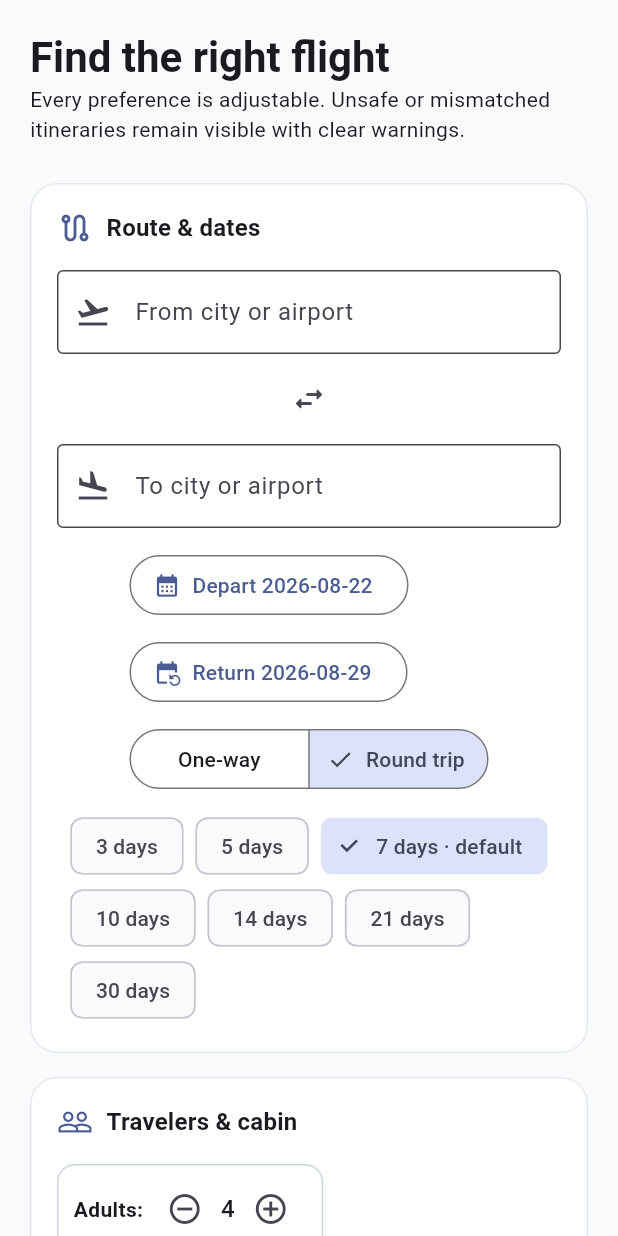
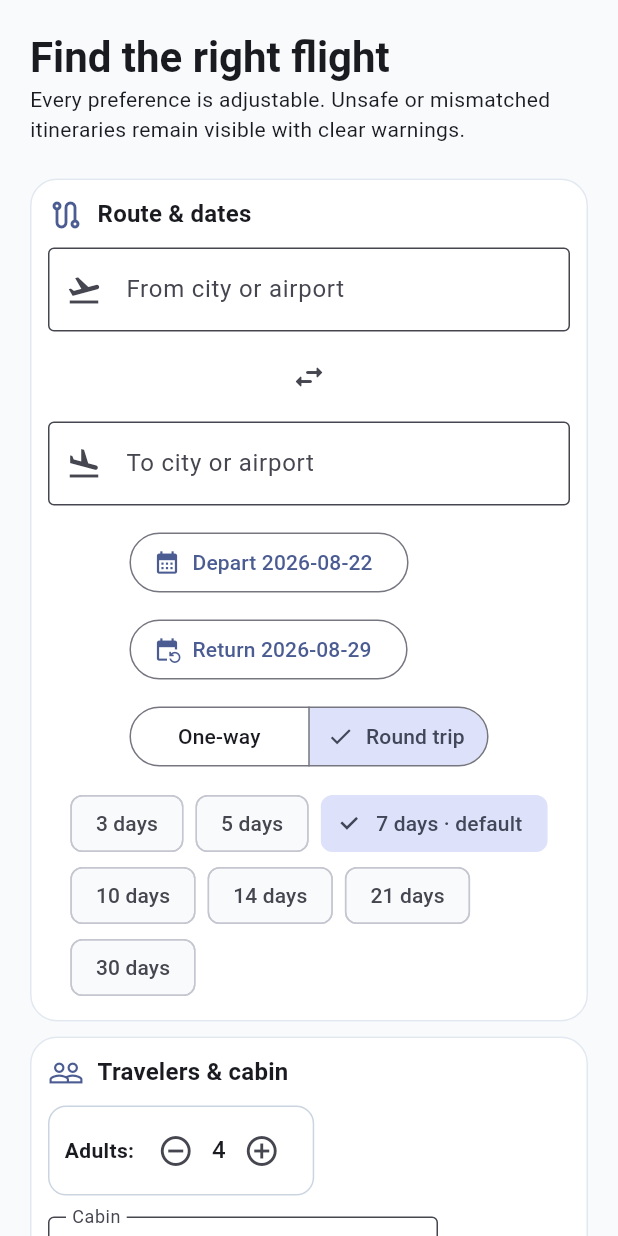
Before and after one commit to dhavalmajmundar/Flight-booking, a Flutter app: the SearchScreen widget shown alone on an empty page, opened directly with empty values, on a phone screen of 412 x 824 dp. Run offline on Flutter 3.47's test engine with Material 3 defaults, Android fonts, the phone set to English and light mode, and no system bars; our stand-ins replace flutter_secure_storage, shared_preferences; accounts and stored records are empty; network calls fail.

Commit message:
Compact desktop app layouts

```diff
--- a/client_app/lib/screens/search_screen.dart
+++ b/client_app/lib/screens/search_screen.dart
@@ -264,6 +264,8 @@ class _SearchScreenState extends State<SearchScreen> {
                 ],
               ),
             ),
+            _ResponsiveSectionGrid(
+              children: [
                 _Section(
                   title: 'Travelers & cabin',
                   icon: Icons.people_outline,
@@ -333,10 +335,11 @@ class _SearchScreenState extends State<SearchScreen> {
                               .toList(),
                         ),
                       const SizedBox(height: 14),
-                  SizedBox(
-                    width: 350,
+                      ConstrainedBox(
+                        constraints: const BoxConstraints(maxWidth: 350),
                         child: _dropdown('Nearby airports', nearby, const {
-                      'auto': 'Auto: domestic on, international off · default',
+                          'auto':
+                              'Auto: domestic on, international off · default',
                           'yes': 'Always include',
                           'no': 'Never include',
                         }, (v) => setState(() => nearby = v)),
@@ -370,7 +373,7 @@ class _SearchScreenState extends State<SearchScreen> {
                       ),
                       FilterChip(
                         label: const Text(
-                      'Smart checked bags: 0 domestic / 2 international',
+                          'Smart bags: 0 domestic / 2 international',
                         ),
                         selected: smartBaggage,
                         onSelected: (v) => setState(() => smartBaggage = v),
@@ -428,12 +431,17 @@ class _SearchScreenState extends State<SearchScreen> {
                     children: [
                       SizedBox(
                         width: 230,
-                    child: _dropdown('Sort priority', priority, const {
+                        child: _dropdown(
+                          'Sort priority',
+                          priority,
+                          const {
                             'cheapest': 'Cheapest',
                             'balanced': 'Balanced · default',
                             'fastest': 'Fastest',
                             'nonstop': 'Nonstop',
-                    }, (v) => setState(() => priority = v)),
+                          },
+                          (v) => setState(() => priority = v),
+                        ),
                       ),
                       SizedBox(
                         width: 230,
@@ -451,12 +459,17 @@ class _SearchScreenState extends State<SearchScreen> {
                       ),
                       SizedBox(
                         width: 210,
-                    child: _dropdown<int?>('Maximum stops', maxStops, const {
+                        child: _dropdown<int?>(
+                          'Maximum stops',
+                          maxStops,
+                          const {
                             null: 'Any · default',
                             0: 'Nonstop',
                             1: 'Maximum 1',
                             2: 'Maximum 2',
-                    }, (v) => setState(() => maxStops = v)),
+                          },
+                          (v) => setState(() => maxStops = v),
+                        ),
                       ),
                       SizedBox(
                         width: 220,
@@ -530,6 +543,8 @@ class _SearchScreenState extends State<SearchScreen> {
                       ),
                     ],
                   ),
+                ),
+              ],
             ),
             const SizedBox(height: 6),
             FilledButton.icon(
@@ -835,10 +850,17 @@ class _Section extends StatelessWidget {
   final IconData icon;
   final Widget child;
   @override
-  Widget build(BuildContext context) => Card(
-    margin: const EdgeInsets.symmetric(vertical: 8),
+  Widget build(BuildContext context) {
+    final heading = Text(
+      title,
+      style: Theme.of(
+        context,
+      ).textTheme.titleMedium?.copyWith(fontWeight: FontWeight.bold),
+    );
+    return Card(
+      margin: const EdgeInsets.symmetric(vertical: 5),
       child: Padding(
-      padding: const EdgeInsets.all(18),
+        padding: const EdgeInsets.all(12),
         child: Column(
           crossAxisAlignment: CrossAxisAlignment.start,
           children: [
@@ -846,19 +868,72 @@ class _Section extends StatelessWidget {
               children: [
                 Icon(icon, color: Theme.of(context).colorScheme.primary),
                 const SizedBox(width: 9),
-              Text(
-                title,
-                style: Theme.of(
-                  context,
-                ).textTheme.titleMedium?.copyWith(fontWeight: FontWeight.bold),
-              ),
+                Expanded(child: heading),
               ],
             ),
-          const SizedBox(height: 16),
+            const SizedBox(height: 10),
             child,
           ],
         ),
       ),
+    );
+  }
+}
+
+class _ResponsiveSectionGrid extends StatelessWidget {
+  const _ResponsiveSectionGrid({required this.children});
+
+  final List<Widget> children;
+
+  @override
+  Widget build(BuildContext context) => LayoutBuilder(
+    builder: (context, constraints) {
+      if (constraints.maxWidth < 900) {
+        return Column(children: children);
+      }
+
+      Widget scrollable(Widget child) => SingleChildScrollView(child: child);
+      return DefaultTabController(
+        length: 3,
+        child: SizedBox(
+          height: 420,
+          child: Column(
+            children: [
+              const TabBar(
+                tabs: [
+                  Tab(icon: Icon(Icons.tune), text: 'Trip preferences'),
+                  Tab(
+                    icon: Icon(Icons.airline_seat_recline_extra),
+                    text: 'Comfort & price',
+                  ),
+                  Tab(icon: Icon(Icons.speed), text: 'Search strategy'),
+                ],
+              ),
+              Expanded(
+                child: TabBarView(
+                  children: [
+                    scrollable(
+                      Row(
+                        crossAxisAlignment: CrossAxisAlignment.start,
+                        children: [
+                          Expanded(child: children[0]),
+                          const SizedBox(width: 8),
+                          Expanded(child: children[1]),
+                          const SizedBox(width: 8),
+                          Expanded(child: children[2]),
+                        ],
+                      ),
+                    ),
+                    scrollable(Column(children: [children[3], children[4]])),
+                    scrollable(children[5]),
+                  ],
+                ),
+              ),
+            ],
+          ),
+        ),
+      );
+    },
   );
 }
 
```
Also changed, not shown: client_app/lib/screens/settings_screen.dart (+57 -9 lines), 3 other files. Lines whose indentation alone changed are shown as unchanged.
